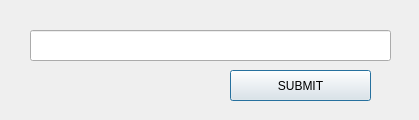
Above: gui/inputdialog.ui from jonahcragun/UVSim before the change. Below: the same form after it.
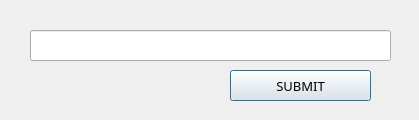
That is the form after the change.

Commit message: File save complete, file import complete, partial GUI table complete.

Diff of the .ui file:
```diff
--- a/gui/inputdialog.ui
+++ b/gui/inputdialog.ui
@@ -10,6 +10,12 @@
     <height>120</height>
    </rect>
   </property>
+  <property name="font">
+   <font>
+    <family>Sitka</family>
+    <pointsize>10</pointsize>
+   </font>
+  </property>
   <property name="windowTitle">
    <string>Dialog</string>
   </property>
```
Left out of the diff: 3 changed lines with no effect on the pictures. The commit also changes 6 other files.
